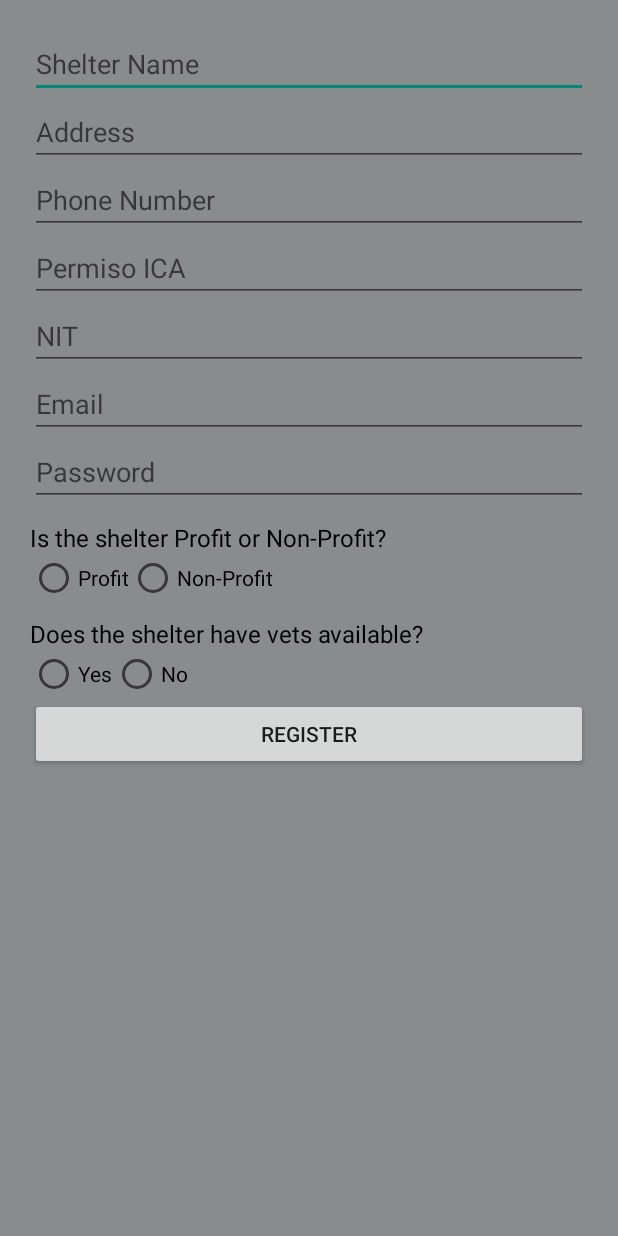
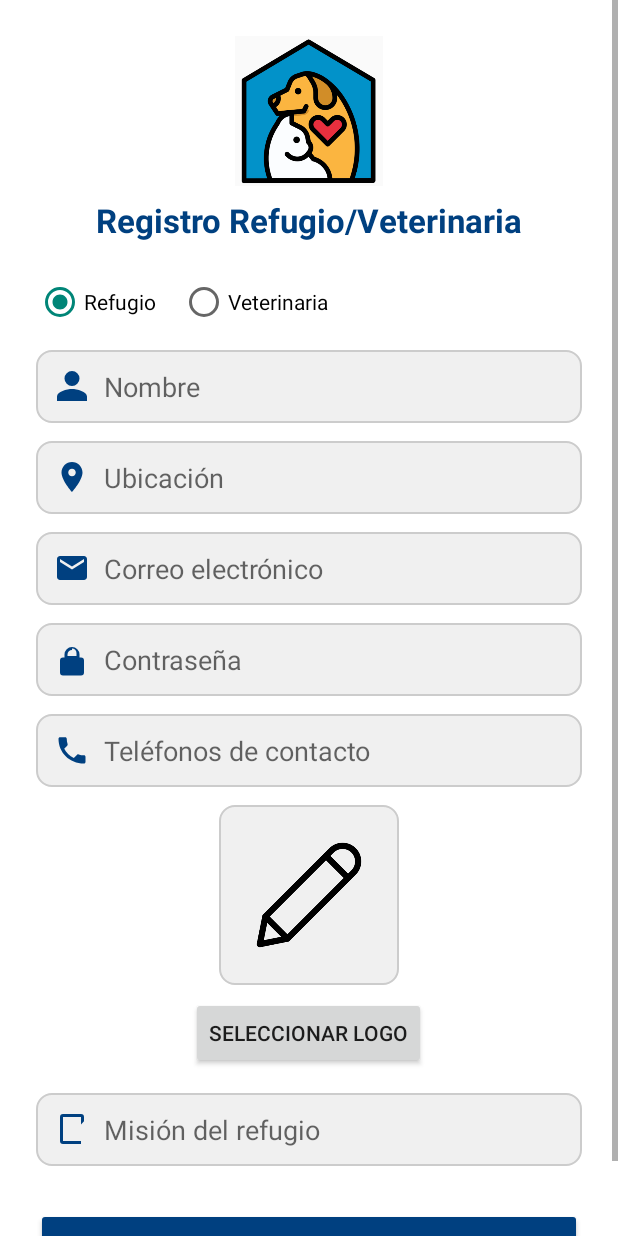
Before and after one commit to DFDev3/StraytoStay, an Android app built with Jetpack Compose: the RegisterShelterActivity screen opened directly, with no data from a screen before it, on a phone screen of 412 x 824 dp. Run offline under Robolectric (Android 15) with nearby library versions, the phone set to English and light mode, and no system bars; our stand-ins replace Firebase (no records; nobody signed in at launch, a user with empty details on screens opened directly).

Commit message:
Develop Shelters register fixed

```diff
--- a/app/src/main/java/com/example/straytostay/StartUp/RegisterShelterActivity.java
+++ b/app/src/main/java/com/example/straytostay/StartUp/RegisterShelterActivity.java
@@ -1,120 +1,156 @@
 package com.example.straytostay.StartUp;
 
-
+import android.annotation.SuppressLint;
 import android.content.Intent;
+import android.net.Uri;
 import android.os.Bundle;
 import android.text.TextUtils;
 import android.view.View;
-import android.widget.Button;
-import android.widget.EditText;
-import android.widget.ProgressBar;
-import android.widget.RadioButton;
-import android.widget.RadioGroup;
-import android.widget.Toast;
-
+import android.widget.*;
+import androidx.annotation.Nullable;
 import androidx.appcompat.app.AppCompatActivity;
 
-import com.example.straytostay.Main.Adoptante.BaseAdoptanteActivity;
 import com.example.straytostay.R;
 import com.google.firebase.auth.FirebaseAuth;
 import com.google.firebase.firestore.FirebaseFirestore;
+
 import java.util.HashMap;
 import java.util.Map;
 
-public class RegisterShelterActivity  extends AppCompatActivity {
-    private EditText nameInput, addressInput, phoneInput, permisoIcaInput, nitInput, emailInput, passwordInput;
-    private RadioGroup profitGroup, vetsGroup;
-    private RadioButton selectedProfit, selectedVets;
-    private Button registerButton;
+public class RegisterShelterActivity extends AppCompatActivity {
+
+    private static final int IMAGE_PICK_CODE = 1000;
+
+    private EditText nameInput, addressInput, phoneInput, misionInput, nitInput, serviciosInput, productosInput, emailInput, passwordInput;
+    private Button registerButton, selectImageButton;
     private ProgressBar progressBar;
+
+    private RadioGroup typeSelector;
+    private RadioButton radioRefugio, radioVeterinaria;
+    private LinearLayout refugioLayout, veterinariaLayout;
+
     private FirebaseAuth mAuth;
     private FirebaseFirestore db;
 
+    private String selectedType = "Refugio";
+
+    private ImageView selectedImage;
+    private Uri imageUri; // Para almacenar temporalmente la URI de la imagen seleccionada
+
+    @SuppressLint("MissingInflatedId")
     @Override
     protected void onCreate(Bundle savedInstanceState) {
         super.onCreate(savedInstanceState);
-        setContentView(R.layout.shelter_register_activity);
+        setContentView(R.layout.shelter_register);
 
         mAuth = FirebaseAuth.getInstance();
         db = FirebaseFirestore.getInstance();
 
-        // Initialize inputs
-        nameInput = findViewById(R.id.shelter_name);
-        addressInput = findViewById(R.id.shelter_address);
-        phoneInput = findViewById(R.id.shelter_phone);
-        permisoIcaInput = findViewById(R.id.shelter_permiso_ica);
-        nitInput = findViewById(R.id.shelter_nit);
-        emailInput = findViewById(R.id.shelter_email);
-        passwordInput = findViewById(R.id.shelter_password);
-        profitGroup = findViewById(R.id.shelter_profit_group);
-        vetsGroup = findViewById(R.id.shelter_vets_group);
+        typeSelector = findViewById(R.id.typeSelector);
+        radioRefugio = findViewById(R.id.radioRefugio);
+        radioVeterinaria = findViewById(R.id.radioVeterinaria);
+
+        refugioLayout = findViewById(R.id.layoutRefugio);
+        veterinariaLayout = findViewById(R.id.layoutVeterinaria);
+
+        nameInput = findViewById(R.id.entity_name);
+        addressInput = findViewById(R.id.entity_address);
+        phoneInput = findViewById(R.id.entity_phone);
+        misionInput = findViewById(R.id.shelter_mission);
+        nitInput = findViewById(R.id.vet_nit);
+        serviciosInput = findViewById(R.id.vet_services);
+        productosInput = findViewById(R.id.vet_products);
+        emailInput = findViewById(R.id.emailInput);
+        passwordInput = findViewById(R.id.passwordInput);
+
+        selectedImage = findViewById(R.id.selectedImage);
+        selectImageButton = findViewById(R.id.selectImageButton);
+
         registerButton = findViewById(R.id.shelter_register_button);
         progressBar = findViewById(R.id.progress_bar);
 
-        registerButton.setOnClickListener(v -> registerShelter());
+        typeSelector.setOnCheckedChangeListener((group, checkedId) -> {
+            if (checkedId == R.id.radioRefugio) {
+                selectedType = "Refugio";
+                refugioLayout.setVisibility(View.VISIBLE);
+                veterinariaLayout.setVisibility(View.GONE);
+            } else {
+                selectedType = "Veterinaria";
+                refugioLayout.setVisibility(View.GONE);
+                veterinariaLayout.setVisibility(View.VISIBLE);
+            }
+        });
+
+        selectImageButton.setOnClickListener(v -> {
+            Intent intent = new Intent(Intent.ACTION_PICK);
+            intent.setType("image/*");
+            startActivityForResult(intent, IMAGE_PICK_CODE);
+        });
+
+        registerButton.setOnClickListener(v -> registerEntity());
     }
 
-    private void registerShelter() {
+    @Override
+    protected void onActivityResult(int requestCode, int resultCode, @Nullable Intent data) {
+        super.onActivityResult(requestCode, resultCode, data);
+        if (resultCode == RESULT_OK && requestCode == IMAGE_PICK_CODE && data != null) {
+            imageUri = data.getData();
+            selectedImage.setImageURI(imageUri);
+        }
+    }
+
+    private void registerEntity() {
         String name = nameInput.getText().toString().trim();
         String address = addressInput.getText().toString().trim();
         String phone = phoneInput.getText().toString().trim();
-        String permisoICA = permisoIcaInput.getText().toString().trim();
-        String nit = nitInput.getText().toString().trim();
         String email = emailInput.getText().toString().trim();
         String password = passwordInput.getText().toString().trim();
+        String nit = nitInput.getText().toString().trim();
 
-        // Validate input fields
+        String mision = misionInput.getText().toString().trim();
+        String servicios = serviciosInput.getText().toString().trim();
+        String productos = productosInput.getText().toString().trim();
+
         if (TextUtils.isEmpty(name) || TextUtils.isEmpty(address) || TextUtils.isEmpty(phone) ||
-                TextUtils.isEmpty(permisoICA) || TextUtils.isEmpty(nit) || TextUtils.isEmpty(email) || TextUtils.isEmpty(password)) {
-            Toast.makeText(this, "All fields are required", Toast.LENGTH_LONG).show();
+                TextUtils.isEmpty(email) || TextUtils.isEmpty(password) || TextUtils.isEmpty(nit)) {
+            Toast.makeText(this, "Todos los campos obligatorios deben estar completos.", Toast.LENGTH_LONG).show();
             return;
         }
 
-        if (profitGroup.getCheckedRadioButtonId() == -1 || vetsGroup.getCheckedRadioButtonId() == -1) {
-            Toast.makeText(this, "Select Profit & Vets option", Toast.LENGTH_LONG).show();
-            return;
-        }
-
-        boolean isProfit = ((RadioButton) findViewById(profitGroup.getCheckedRadioButtonId())).getText().toString().equals("Profit");
-        boolean hasVets = ((RadioButton) findViewById(vetsGroup.getCheckedRadioButtonId())).getText().toString().equals("Yes");
-
         progressBar.setVisibility(View.VISIBLE);
 
-        // Register shelter in Firebase Authentication
-        mAuth.createUserWithEmailAndPassword(email, password)
-                .addOnCompleteListener(task -> {
+        mAuth.createUserWithEmailAndPassword(email, password).addOnCompleteListener(task -> {
             if (task.isSuccessful()) {
-                        String shelterId = mAuth.getCurrentUser().getUid();
+                String userId = mAuth.getCurrentUser().getUid();
 
-                        // Store shelter data in Firestore with adminID = 2
                 Map<String, Object> shelterData = new HashMap<>();
-                        shelterData.put("adminId", 1);
                 shelterData.put("name", name);
                 shelterData.put("address", address);
                 shelterData.put("phone", phone);
-                        shelterData.put("permisoICA", permisoICA);
-                        shelterData.put("NIT", nit);
                 shelterData.put("email", email);
-                        shelterData.put("isProfit", isProfit);
-                        shelterData.put("hasVets", hasVets);
+                shelterData.put("nit", nit);
+                shelterData.put("type", selectedType);
+                shelterData.put("logoUri", imageUri != null ? imageUri.toString() : null);
 
+                if (selectedType.equals("Refugio")) {
+                    shelterData.put("mision", mision);
+                } else {
+                    shelterData.put("servicios", servicios);
+                    shelterData.put("productos", productos);
+                }
 
-                        db.collection("users").document(shelterId)
-                                .set(shelterData)
-                                .addOnSuccessListener(aVoid -> {
+                db.collection("shelters").document(userId).set(shelterData).addOnSuccessListener(aVoid -> {
                     progressBar.setVisibility(View.GONE);
-                                    Toast.makeText(RegisterShelterActivity.this, "Shelter Registered Successfully", Toast.LENGTH_LONG).show();
-                                    startActivity(new Intent(RegisterShelterActivity.this, BaseAdoptanteActivity.class));
+                    Toast.makeText(RegisterShelterActivity.this, "Registro exitoso", Toast.LENGTH_SHORT).show();
                     finish();
-                                })
-                                .addOnFailureListener(e -> {
+                }).addOnFailureListener(e -> {
                     progressBar.setVisibility(View.GONE);
-                                    Toast.makeText(RegisterShelterActivity.this, "Firestore Error: " + e.getMessage(), Toast.LENGTH_LONG).show();
+                    Toast.makeText(RegisterShelterActivity.this, "Error al guardar datos", Toast.LENGTH_SHORT).show();
                 });
 
             } else {
                 progressBar.setVisibility(View.GONE);
-                        Toast.makeText(RegisterShelterActivity.this, "Registration Failed: " + task.getException().getMessage(), Toast.LENGTH_LONG).show();
+                Toast.makeText(RegisterShelterActivity.this, "Error al registrar usuario", Toast.LENGTH_SHORT).show();
             }
         });
     }
--- a/app/src/main/res/layout/shelter_register.xml
+++ b/app/src/main/res/layout/shelter_register.xml
@@ -53,9 +53,9 @@
                 android:layout_marginStart="16dp" />
         </RadioGroup>
 
-        <!-- Común -->
+        <!-- Común para ambos -->
         <EditText
-            android:id="@+id/shelter_name"
+            android:id="@+id/entity_name"
             android:layout_width="match_parent"
             android:layout_height="wrap_content"
             android:hint="  Nombre"
@@ -65,7 +65,7 @@
             android:layout_marginBottom="12dp" />
 
         <EditText
-            android:id="@+id/shelter_address"
+            android:id="@+id/entity_address"
             android:layout_width="match_parent"
             android:layout_height="wrap_content"
             android:hint="  Ubicación"
@@ -75,7 +75,7 @@
             android:layout_marginBottom="12dp" />
 
         <EditText
-            android:id="@+id/shelter_email"
+            android:id="@+id/entity_email"
             android:layout_width="match_parent"
             android:layout_height="wrap_content"
             android:hint="  Correo electrónico"
@@ -86,7 +86,7 @@
             android:layout_marginBottom="12dp" />
 
         <EditText
-            android:id="@+id/shelter_password"
+            android:id="@+id/entity_password"
             android:layout_width="match_parent"
             android:layout_height="wrap_content"
             android:hint="  Contraseña"
@@ -97,7 +97,7 @@
             android:layout_marginBottom="12dp" />
 
         <EditText
-            android:id="@+id/shelter_phone"
+            android:id="@+id/entity_phone"
             android:layout_width="match_parent"
             android:layout_height="wrap_content"
             android:hint="  Teléfonos de contacto"
@@ -107,82 +107,98 @@
             android:background="@drawable/edittext_background"
             android:layout_marginBottom="12dp" />
 
-        <!-- Refugio: solo Misión -->
+        <!-- Imagen / Logo -->
+        <ImageView
+            android:id="@+id/selectedImage"
+            android:layout_width="120dp"
+            android:layout_height="120dp"
+            android:scaleType="centerCrop"
+            android:background="@drawable/edittext_background"
+            android:layout_marginBottom="8dp"
+            android:src="@drawable/ic_edit" />
+
+        <!-- Botón para seleccionar imagen -->
+        <Button
+            android:id="@+id/selectImageButton"
+            android:layout_width="wrap_content"
+            android:layout_height="wrap_content"
+            android:text="Seleccionar logo"
+            android:layout_marginBottom="16dp" />
+        <!-- Solo Refugio -->
         <LinearLayout
-            android:id="@+id/refugioFields"
+            android:id="@+id/layoutRefugio"
             android:layout_width="match_parent"
             android:layout_height="wrap_content"
-            android:orientation="vertical"
-            android:visibility="visible">
+            android:orientation="vertical">
 
             <EditText
-                android:id="@+id/shelter_permiso_ica"
+                android:id="@+id/shelter_mission"
                 android:layout_width="match_parent"
                 android:layout_height="wrap_content"
-                android:hint="  Misión del Refugio"
-                android:drawableLeft="@drawable/ic_password"
+                android:hint="  Misión del refugio"
+                android:drawableLeft="@drawable/ic_book"
                 android:padding="12dp"
                 android:background="@drawable/edittext_background"
                 android:layout_marginBottom="12dp" />
         </LinearLayout>
 
-        <!-- Veterinaria: NIT, servicios, productos -->
+        <!-- Solo Veterinaria -->
         <LinearLayout
-            android:id="@+id/vetFields"
+            android:id="@+id/layoutVeterinaria"
             android:layout_width="match_parent"
             android:layout_height="wrap_content"
             android:orientation="vertical"
             android:visibility="gone">
 
             <EditText
-                android:id="@+id/shelter_nit"
+                android:id="@+id/vet_nit"
                 android:layout_width="match_parent"
                 android:layout_height="wrap_content"
                 android:hint="  NIT"
+                android:drawableLeft="@drawable/ic_id"
                 android:inputType="number"
-                android:drawableLeft="@drawable/ic_id"
                 android:padding="12dp"
                 android:background="@drawable/edittext_background"
                 android:layout_marginBottom="12dp" />
 
             <EditText
-                android:id="@+id/shelter_services"
+                android:id="@+id/vet_services"
                 android:layout_width="match_parent"
                 android:layout_height="wrap_content"
-                android:hint="  Servicios"
-                android:drawableLeft="@drawable/ic_password"
+                android:hint="  Servicios que ofrece"
+                android:drawableLeft="@drawable/ic_revistas"
                 android:padding="12dp"
                 android:background="@drawable/edittext_background"
                 android:layout_marginBottom="12dp" />
 
             <EditText
-                android:id="@+id/shelter_products"
+                android:id="@+id/vet_products"
                 android:layout_width="match_parent"
                 android:layout_height="wrap_content"
-                android:hint="  Productos"
-                android:drawableLeft="@drawable/ic_password"
+                android:hint="  Productos disponibles"
+                android:drawableLeft="@drawable/ic_books"
                 android:padding="12dp"
                 android:background="@drawable/edittext_background"
                 android:layout_marginBottom="12dp" />
         </LinearLayout>
 
-        <!-- Botón de registrar -->
+        <!-- Botón de registro -->
         <Button
             android:id="@+id/shelter_register_button"
             android:layout_width="match_parent"
             android:layout_height="wrap_content"
             android:text="Registrar"
+            android:textColor="#FFFFFF"
             android:backgroundTint="#004080"
-            android:textColor="#FFFFFF"
-            android:layout_marginTop="24dp"
-            android:layout_marginBottom="12dp" />
+            android:layout_marginTop="16dp" />
 
-        <!-- Barra de progreso -->
+        <!-- Progress Bar -->
         <ProgressBar
             android:id="@+id/progress_bar"
             android:layout_width="wrap_content"
             android:layout_height="wrap_content"
-            android:visibility="gone"
-            android:layout_gravity="center" />
+            android:layout_marginTop="16dp"
+            android:visibility="gone" />
+
     </LinearLayout>
 </ScrollView>
```
Lines whose indentation alone changed are shown as unchanged.
